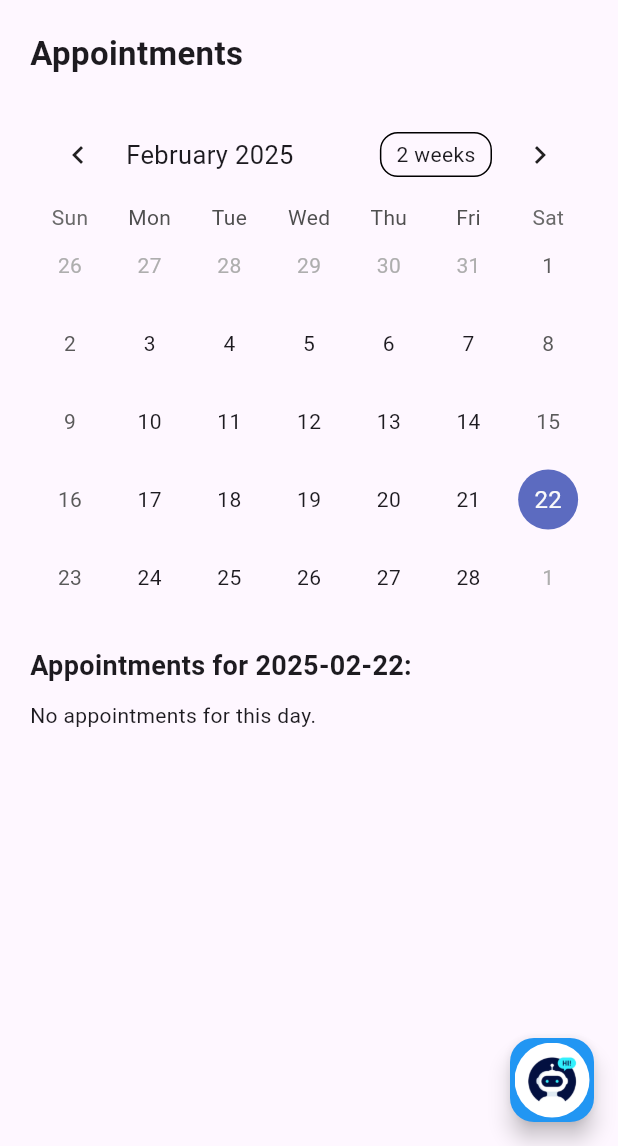
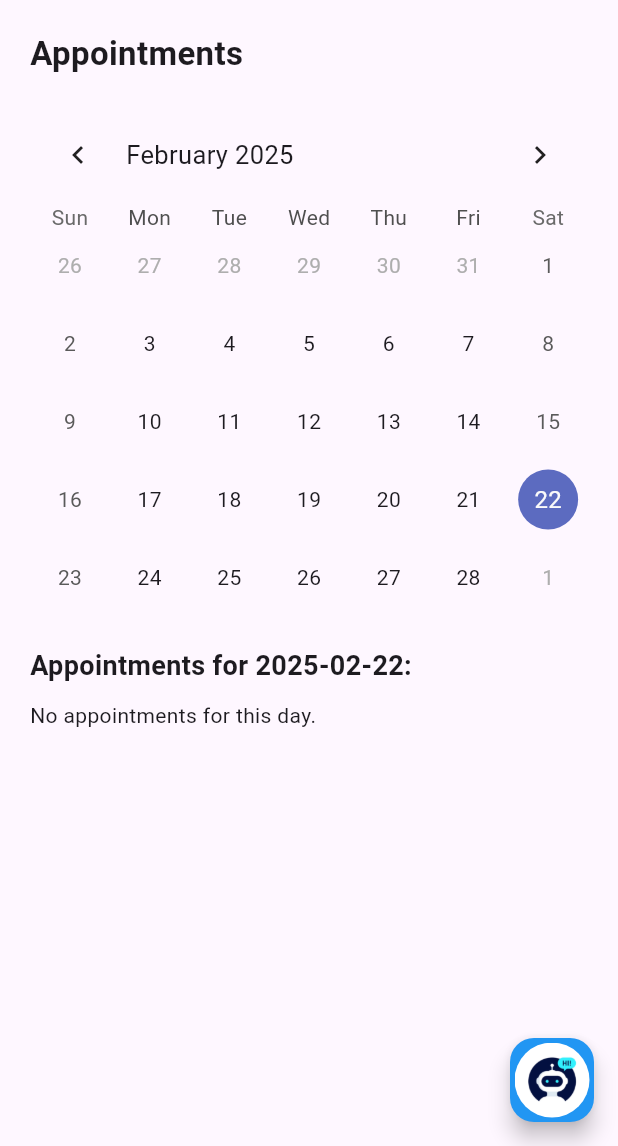
Before and after one commit to roshanthomas582/vital_chain, a Flutter app: the AppointmentPage screen opened directly, on a phone screen of 412 x 824 dp, the part 90-1236 px from its top. Run offline on Flutter 3.47's test engine with Material 3 defaults, Android fonts, the phone set to English and light mode, and no system bars; drawn by our look-alikes of table_calendar; our stand-ins replace firebase_core; accounts and stored records are empty.

Commit message:
commit message

```diff
--- a/lib/main.dart
+++ b/lib/main.dart
@@ -2295,7 +2295,10 @@ class _AppointmentPageState extends State<AppointmentPage> {
                         : focusedDay;
                   });
                 },
-              ),
+                calendarFormat: CalendarFormat.month, // ✅ Set fixed month format
+                availableCalendarFormats: {CalendarFormat.month: 'Month'}, // ✅ Disable format toggle
+              ),
+
 
               const SizedBox(height: 20),
 
```
